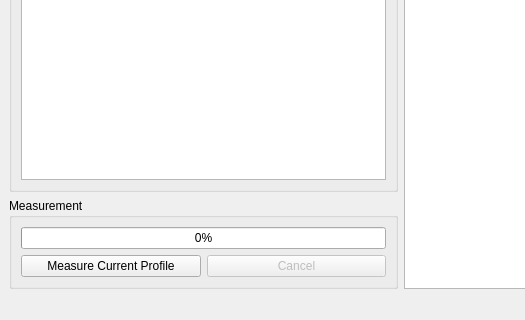
The window that esme/gui/ui/current.ui (st-walker/esme) describes before a commit, drawn with Qt 5; both pictures show x 0 to 525 and y 388 to 708 of the 802 by 708 pixel window.
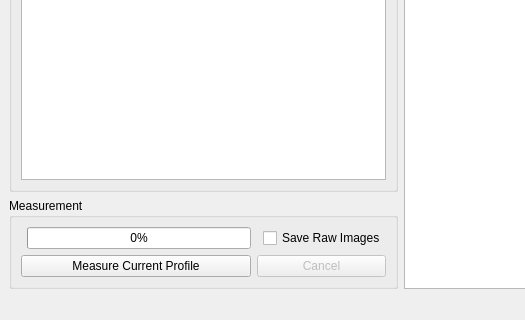
The same window after the commit. Custom widgets are drawn as their Qt base class.

```diff
--- a/esme/gui/ui/current.ui
+++ b/esme/gui/ui/current.ui
@@ -62,7 +62,14 @@
          <string>Measurement</string>
         </property>
         <layout class="QGridLayout" name="gridLayout_2">
-         <item row="4" column="2" colspan="2">
+         <item row="5" column="0" colspan="2">
+          <widget class="QPushButton" name="start_measurement_button">
+           <property name="text">
+            <string>Measure Current Profile</string>
+           </property>
+          </widget>
+         </item>
+         <item row="5" column="2" colspan="2">
           <widget class="QPushButton" name="cancel_button">
            <property name="enabled">
             <bool>false</bool>
@@ -72,20 +79,20 @@
            </property>
           </widget>
          </item>
-         <item row="3" column="0" colspan="4">
+         <item row="0" column="3">
+          <widget class="QCheckBox" name="save_raw_images_checkbox">
+           <property name="text">
+            <string>Save Raw Images</string>
+           </property>
+          </widget>
+         </item>
+         <item row="0" column="1">
           <widget class="QProgressBar" name="progress_bar">
            <property name="value">
             <number>0</number>
            </property>
           </widget>
          </item>
-         <item row="4" column="0" colspan="2">
-          <widget class="QPushButton" name="start_measurement_button">
-           <property name="text">
-            <string>Measure Current Profile</string>
-           </property>
-          </widget>
-         </item>
         </layout>
        </widget>
       </item>
```
